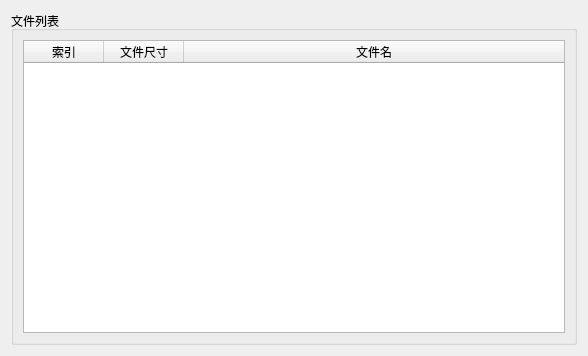
HsOjo/OjoDnfExtractor, file view/main/npk_widget.ui: the form before one commit.
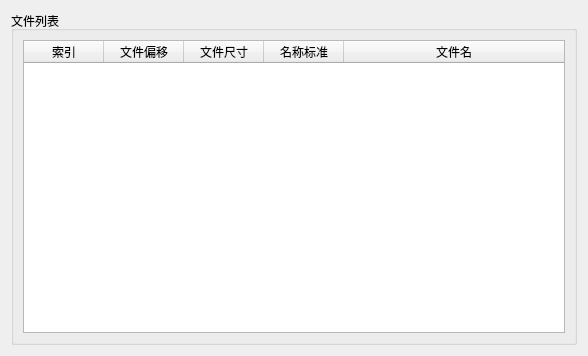
The form after the commit.

The edit to the form file:
```diff
--- a/view/main/npk_widget.ui
+++ b/view/main/npk_widget.ui
@@ -42,11 +42,21 @@
           <string>索引</string>
          </property>
         </column>
+        <column>
+         <property name="text">
+          <string>文件偏移</string>
+         </property>
+        </column>
         <column>
          <property name="text">
           <string>文件尺寸</string>
          </property>
         </column>
+        <column>
+         <property name="text">
+          <string>名称标准</string>
+         </property>
+        </column>
         <column>
          <property name="text">
           <string>文件名</string>
```
